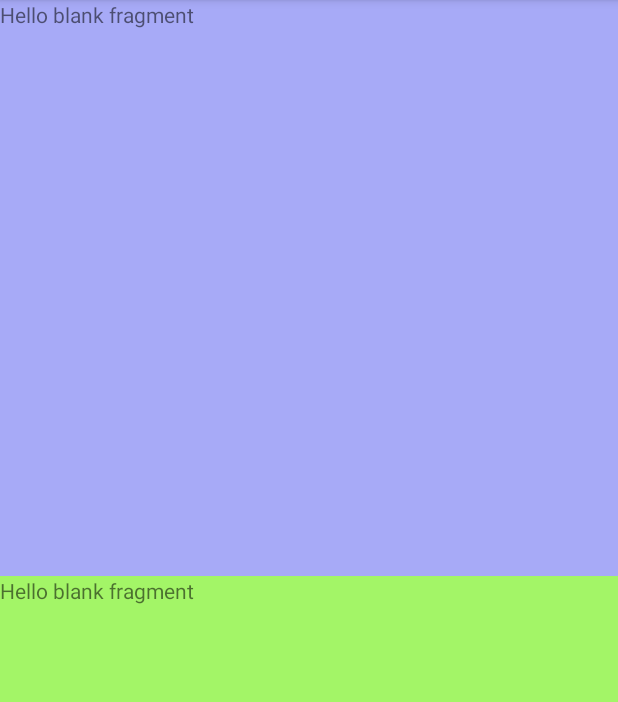
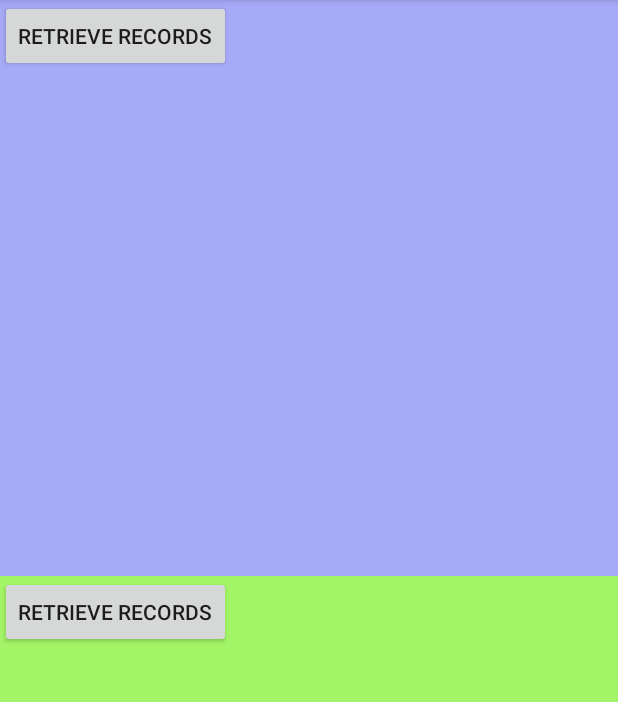
Before and after one commit to 15017541/MSARevision, an Android app: the FragOne screen opened directly, with no data from a screen before it, on a phone screen of 412 x 824 dp, the part 84-786 px from its top. Run offline under Robolectric (Android 15) with nearby library versions, the phone set to English and light mode, and no system bars.

Commit message:
Fragments completed Frag1 - Simple ListView Frag2 - Complex/Custom ListView

```diff
--- /dev/null
+++ b/app/src/main/java/com/myapplicationdev/android/msarevision/ContactAdapter.java
@@ -0,0 +1,55 @@
+package com.myapplicationdev.android.msarevision;
+
+import android.content.Context;
+import android.view.LayoutInflater;
+import android.view.View;
+import android.view.ViewGroup;
+import android.widget.ArrayAdapter;
+import android.widget.ImageView;
+import android.widget.TextView;
+
+import java.util.ArrayList;
+
+/**
+ * Created by jason_lim on 15/6/2017.
+ */
+
+public class ContactAdapter extends ArrayAdapter<Contact>{
+
+    Context context;
+    int resource;
+    ArrayList<Contact> al;
+
+    public ContactAdapter(Context context, int resource, ArrayList<Contact> objects) {
+        super(context, resource, objects);
+        this.context = context;
+        this.resource = resource;
+        this.al = objects;
+    }
+
+    @Override
+    public View getView(int position, View convertView, ViewGroup parent) {
+
+        LayoutInflater inflater = (LayoutInflater) context.getSystemService(Context.LAYOUT_INFLATER_SERVICE);
+        View v = inflater.inflate(R.layout.row, null);
+
+        TextView tvid = (TextView) v.findViewById(R.id.tvid);
+        TextView tvname = (TextView) v.findViewById(R.id.tvname);
+        TextView tvheight = (TextView) v.findViewById(R.id.tvheight);
+        ImageView iv = (ImageView) v.findViewById(R.id.iv);;
+
+        Contact data = al.get(position);
+
+        tvid.setText(data.getId()+"");
+        tvname.setText(data.getName());
+        tvheight.setText(data.getHeight()+"");
+
+        if (data.getGender().equalsIgnoreCase("Male")){
+            iv.setImageResource(android.R.drawable.btn_star_big_on);
+        } else {
+            iv.setImageResource(android.R.drawable.btn_star_big_off);
+        }
+
+        return v;
+    }
+}
--- a/app/src/main/java/com/myapplicationdev/android/msarevision/FragOne.java
+++ b/app/src/main/java/com/myapplicationdev/android/msarevision/FragOne.java
@@ -6,23 +6,44 @@ import android.support.v4.app.Fragment;
 import android.view.LayoutInflater;
 import android.view.View;
 import android.view.ViewGroup;
+import android.widget.ArrayAdapter;
+import android.widget.Button;
+import android.widget.ListView;
 
-/**
- * A simple {@link Fragment} subclass.
- */
+import java.util.ArrayList;
+
 public class FragOne extends Fragment {
 
-
-    public FragOne() {
-        // Required empty public constructor
-    }
-
+    Button btnRetrieve;
+    ListView lv;
+    ArrayAdapter<String> aa;
+    ArrayList<String> al;
 
     @Override
     public View onCreateView(LayoutInflater inflater, ViewGroup container,
                              Bundle savedInstanceState) {
-        // Inflate the layout for this fragment
-        return inflater.inflate(R.layout.fragment_frag_one, container, false);
+        View v = inflater.inflate(R.layout.fragment_frag_one, container, false);
+
+        btnRetrieve = (Button) v.findViewById(R.id.btnRetrieve);
+        lv = (ListView) v.findViewById(R.id.lv);
+
+        al = new ArrayList<>();
+        aa = new ArrayAdapter<String>(getActivity(), android.R.layout.simple_list_item_1, al);
+        lv.setAdapter(aa);
+
+        btnRetrieve.setOnClickListener(new View.OnClickListener() {
+            @Override
+            public void onClick(View v) {
+                DBHelper dh = new DBHelper(getActivity());
+                ArrayList<String> newal = dh.getContactContent();
+                dh.close();
+                al.clear();
+                al.addAll(newal);
+                aa.notifyDataSetChanged();
+            }
+        });
+
+        return v;
     }
 
 }
--- a/app/src/main/java/com/myapplicationdev/android/msarevision/FragTwo.java
+++ b/app/src/main/java/com/myapplicationdev/android/msarevision/FragTwo.java
@@ -6,23 +6,43 @@ import android.support.v4.app.Fragment;
 import android.view.LayoutInflater;
 import android.view.View;
 import android.view.ViewGroup;
+import android.widget.Button;
+import android.widget.ListView;
 
-/**
- * A simple {@link Fragment} subclass.
- */
+import java.util.ArrayList;
+
 public class FragTwo extends Fragment {
 
-
-    public FragTwo() {
-        // Required empty public constructor
-    }
-
+    Button btnRetrieve;
+    ListView lv;
+    ContactAdapter ca;
+    ArrayList<Contact> al;
 
     @Override
     public View onCreateView(LayoutInflater inflater, ViewGroup container,
                              Bundle savedInstanceState) {
-        // Inflate the layout for this fragment
-        return inflater.inflate(R.layout.fragment_frag_two, container, false);
+        View v = inflater.inflate(R.layout.fragment_frag_two, container, false);
+
+        btnRetrieve = (Button) v.findViewById(R.id.btnRetrieve);
+        lv = (ListView) v.findViewById(R.id.lv);
+
+        al = new ArrayList<>();
+        ca = new ContactAdapter(getActivity(), R.layout.row, al);
+        lv.setAdapter(ca);
+
+        btnRetrieve.setOnClickListener(new View.OnClickListener() {
+            @Override
+            public void onClick(View v) {
+                DBHelper dh = new DBHelper(getActivity());
+                ArrayList<Contact> newal = dh.getContacts();
+                dh.close();
+                al.clear();
+                al.addAll(newal);
+                ca.notifyDataSetChanged();
+            }
+        });
+
+        return v;
     }
 
 }
--- a/app/src/main/res/layout/fragment_frag_one.xml
+++ b/app/src/main/res/layout/fragment_frag_one.xml
@@ -1,14 +1,20 @@
-<FrameLayout xmlns:android="http://schemas.android.com/apk/res/android"
+<LinearLayout xmlns:android="http://schemas.android.com/apk/res/android"
     xmlns:tools="http://schemas.android.com/tools"
     android:layout_width="match_parent"
     android:layout_height="match_parent"
     android:background="#A7AAF7"
+    android:orientation="vertical"
     tools:context=".FragOne">
 
-    <!-- TODO: Update blank fragment layout -->
-    <TextView
+    <Button
+        android:id="@+id/btnRetrieve"
+        android:layout_width="wrap_content"
+        android:layout_height="wrap_content"
+        android:text="Retrieve records"/>
+
+    <ListView
+        android:id="@+id/lv"
         android:layout_width="match_parent"
-        android:layout_height="match_parent"
-        android:text="@string/hello_blank_fragment" />
+        android:layout_height="wrap_content" />
 
-</FrameLayout>
+</LinearLayout>
--- a/app/src/main/res/layout/fragment_frag_two.xml
+++ b/app/src/main/res/layout/fragment_frag_two.xml
@@ -1,14 +1,21 @@
-<FrameLayout xmlns:android="http://schemas.android.com/apk/res/android"
+<LinearLayout xmlns:android="http://schemas.android.com/apk/res/android"
     xmlns:tools="http://schemas.android.com/tools"
     android:layout_width="match_parent"
     android:layout_height="match_parent"
     android:background="#A3F567"
+    android:orientation="vertical"
     tools:context=".FragTwo">
 
-    <!-- TODO: Update blank fragment layout -->
-    <TextView
-        android:layout_width="match_parent"
-        android:layout_height="match_parent"
-        android:text="@string/hello_blank_fragment" />
 
-</FrameLayout>
+    <Button
+        android:id="@+id/btnRetrieve"
+        android:layout_width="wrap_content"
+        android:layout_height="wrap_content"
+        android:text="Retrieve records"/>
+
+   <ListView
+       android:id="@+id/lv"
+       android:layout_width="match_parent"
+       android:layout_height="wrap_content" />
+
+</LinearLayout>
```
Also changed, not shown: app/src/main/java/com/myapplicationdev/android/msarevision/DBHelper.java (+126 -0 lines), app/src/main/res/layout/row.xml (added, +36 -0 lines).
